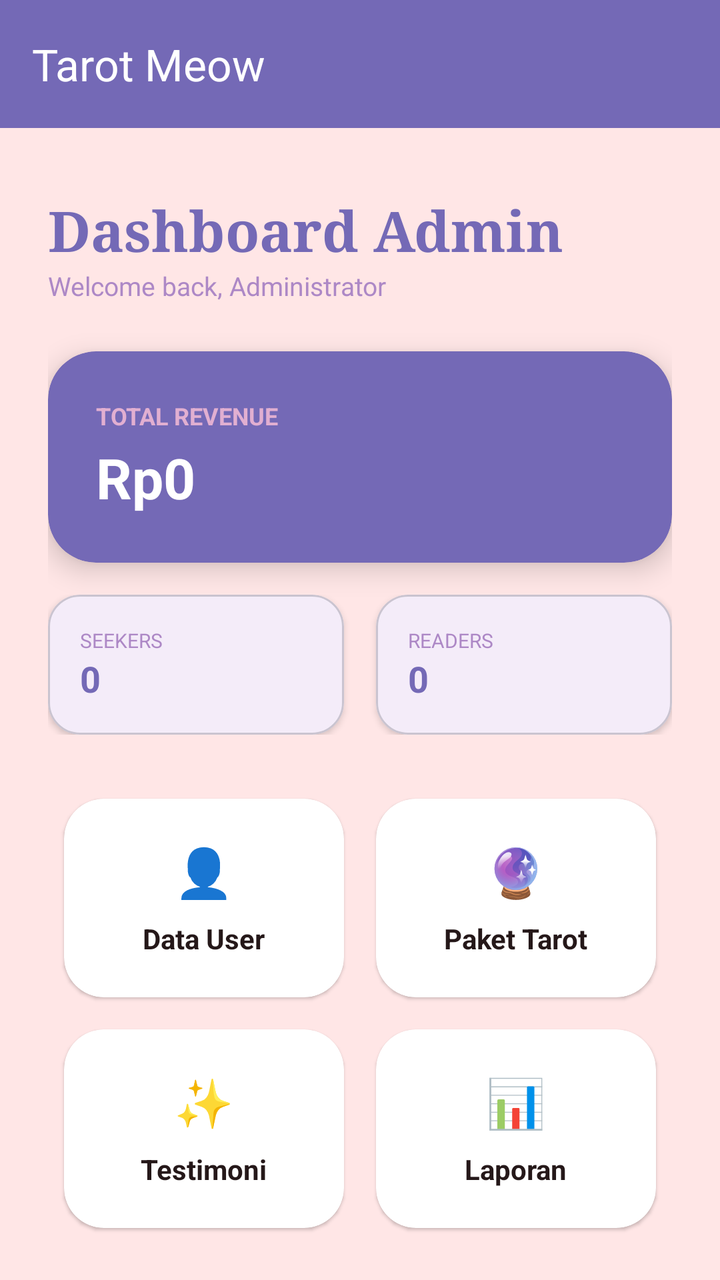
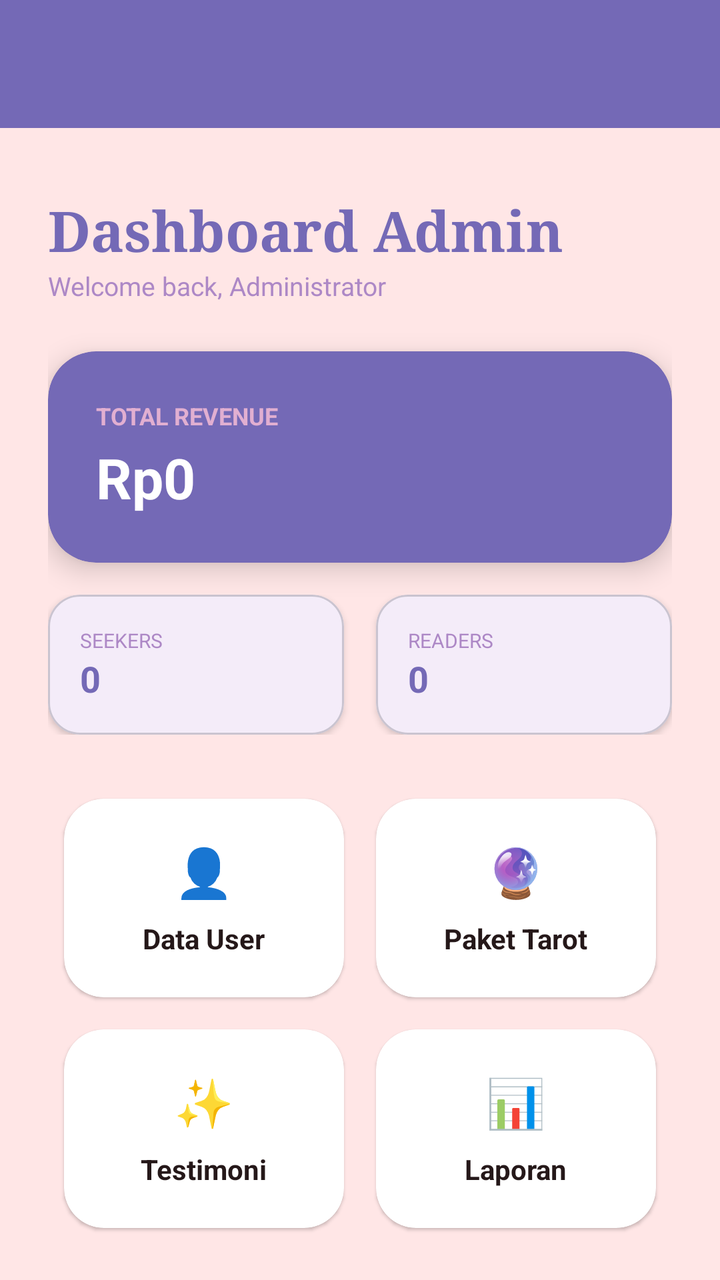

Compare the two renders of this Android layout. The source of the first and the diff that turns it into the second are given below.
<!-- AndroidManifest.xml: application theme Theme.Tarot -->
<!-- res/layout/activity_admin.xml -->
<?xml version="1.0" encoding="utf-8"?>
<LinearLayout xmlns:android="http://schemas.android.com/apk/res/android"
    xmlns:app="http://schemas.android.com/apk/res-auto"
    android:layout_width="match_parent"
    android:layout_height="match_parent"
    android:orientation="vertical"
    android:background="#FFE6E6">

    <androidx.appcompat.widget.Toolbar
        android:id="@+id/toolbarAdmin"
        android:layout_width="match_parent"
        android:layout_height="?attr/actionBarSize"
        android:background="#7469B6"
        android:elevation="4dp"
        app:title="Tarot Meow"
        app:titleTextColor="#FFFFFF"
        app:popupTheme="@style/ThemeOverlay.Material3.Dark" />

    <androidx.core.widget.NestedScrollView
        android:layout_width="match_parent"
        android:layout_height="0dp"
        android:layout_weight="1"
        android:fillViewport="true">

        <LinearLayout
            android:layout_width="match_parent"
            android:layout_height="wrap_content"
            android:orientation="vertical"
            android:padding="24dp">

            <RelativeLayout
                android:layout_width="match_parent"
                android:layout_height="wrap_content"
                android:layout_marginTop="8dp">

                <LinearLayout
                    android:layout_width="wrap_content"
                    android:layout_height="wrap_content"
                    android:orientation="vertical">

                    <TextView
                        android:layout_width="wrap_content"
                        android:layout_height="wrap_content"
                        android:fontFamily="serif"
                        android:text="Dashboard Admin"
                        android:textColor="#7469B6"
                        android:textSize="28sp"
                        android:textStyle="bold" />

                    <TextView
                        android:layout_width="wrap_content"
                        android:layout_height="wrap_content"
                        android:text="Welcome back, Administrator"
                        android:textColor="#AD88C6"
                        android:textSize="13sp" />
                </LinearLayout>
            </RelativeLayout>

            <com.google.android.material.card.MaterialCardView
                android:id="@+id/cardRevenue"
                android:layout_width="match_parent"
                android:layout_height="wrap_content"
                android:layout_marginTop="24dp"
                app:cardBackgroundColor="#7469B6"
                app:cardCornerRadius="24dp"
                app:cardElevation="8dp"
                app:strokeWidth="0dp">
                <LinearLayout
                    android:padding="24dp"
                    android:orientation="vertical"
                    android:layout_width="match_parent"
                    android:layout_height="wrap_content">
                    <TextView
                        android:text="TOTAL REVENUE"
                        android:textSize="12sp"
                        android:textColor="#E1AFD1"
                        android:textStyle="bold"
                        android:layout_width="wrap_content"
                        android:layout_height="wrap_content" />
                    <TextView
                        android:id="@+id/tvTotalRevenue"
                        android:text="Rp0"
                        android:textSize="28sp"
                        android:textColor="#FFFFFF"
                        android:textStyle="bold"
                        android:layout_width="wrap_content"
                        android:layout_height="wrap_content"
                        android:layout_marginTop="4dp" />
                </LinearLayout>
            </com.google.android.material.card.MaterialCardView>

            <LinearLayout
                android:layout_width="match_parent"
                android:layout_height="wrap_content"
                android:layout_marginTop="16dp"
                android:orientation="horizontal"
                android:weightSum="2">

                <com.google.android.material.card.MaterialCardView
                    android:layout_width="0dp"
                    android:layout_height="wrap_content"
                    android:layout_weight="1"
                    android:layout_marginEnd="8dp"
                    app:cardCornerRadius="16dp"
                    app:cardElevation="2dp">
                    <LinearLayout android:padding="16dp" android:orientation="vertical"
                        android:layout_width="match_parent" android:layout_height="wrap_content">
                        <TextView android:text="SEEKERS" android:textSize="10sp"
                            android:textColor="#AD88C6" android:layout_width="wrap_content"
                            android:layout_height="wrap_content"/>
                        <TextView android:id="@+id/tvActiveSeekers" android:text="0"
                            android:textStyle="bold" android:textSize="18sp"
                            android:textColor="#7469B6" android:layout_width="wrap_content"
                            android:layout_height="wrap_content"/>
                    </LinearLayout>
                </com.google.android.material.card.MaterialCardView>

                <com.google.android.material.card.MaterialCardView
                    android:layout_width="0dp"
                    android:layout_height="wrap_content"
                    android:layout_weight="1"
                    android:layout_marginStart="8dp"
                    app:cardCornerRadius="16dp"
                    app:cardElevation="2dp">
                    <LinearLayout android:padding="16dp" android:orientation="vertical"
                        android:layout_width="match_parent" android:layout_height="wrap_content">
                        <TextView android:text="READERS" android:textSize="10sp"
                            android:textColor="#AD88C6" android:layout_width="wrap_content"
                            android:layout_height="wrap_content"/>
                        <TextView android:id="@+id/tvVerifiedReaders" android:text="0"
                            android:textStyle="bold" android:textSize="18sp"
                            android:textColor="#7469B6" android:layout_width="wrap_content"
                            android:layout_height="wrap_content"/>
                    </LinearLayout>
                </com.google.android.material.card.MaterialCardView>
            </LinearLayout>

            <GridLayout
                android:layout_width="match_parent"
                android:layout_height="wrap_content"
                android:layout_marginTop="24dp"
                android:columnCount="2"
                android:alignmentMode="alignMargins"
                android:columnOrderPreserved="false">

                <com.google.android.material.card.MaterialCardView
                    android:id="@+id/btnMenuUser"
                    style="@style/Widget.Material3.CardView.Elevated"
                    android:layout_width="0dp"
                    android:layout_height="wrap_content"
                    android:layout_columnWeight="1"
                    android:layout_margin="8dp"
                    app:cardBackgroundColor="#FFFFFF"
                    app:cardCornerRadius="20dp"
                    android:clickable="true"
                    android:focusable="true"
                    android:foreground="?attr/selectableItemBackground">
                    <LinearLayout android:padding="20dp" android:gravity="center"
                        android:orientation="vertical" android:layout_width="match_parent"
                        android:layout_height="wrap_content">
                        <TextView android:text="👤" android:textSize="24sp"
                            android:layout_width="wrap_content" android:layout_height="wrap_content"/>
                        <TextView android:text="Data User" android:layout_marginTop="8dp"
                            android:textColor="#251819" android:textStyle="bold"
                            android:layout_width="wrap_content" android:layout_height="wrap_content"/>
                    </LinearLayout>
                </com.google.android.material.card.MaterialCardView>

                <com.google.android.material.card.MaterialCardView
                    android:id="@+id/btnMenuPackages"
                    style="@style/Widget.Material3.CardView.Elevated"
                    android:layout_width="0dp"
                    android:layout_height="wrap_content"
                    android:layout_columnWeight="1"
                    android:layout_margin="8dp"
                    app:cardBackgroundColor="#FFFFFF"
                    app:cardCornerRadius="20dp"
                    android:clickable="true"
                    android:focusable="true"
                    android:foreground="?attr/selectableItemBackground">
                    <LinearLayout android:padding="20dp" android:gravity="center"
                        android:orientation="vertical" android:layout_width="match_parent"
                        android:layout_height="wrap_content">
                        <TextView android:text="🔮" android:textSize="24sp"
                            android:layout_width="wrap_content" android:layout_height="wrap_content"/>
                        <TextView android:text="Paket Tarot" android:layout_marginTop="8dp"
                            android:textColor="#251819" android:textStyle="bold"
                            android:layout_width="wrap_content" android:layout_height="wrap_content"/>
                    </LinearLayout>
                </com.google.android.material.card.MaterialCardView>

                <com.google.android.material.card.MaterialCardView
                    android:id="@+id/btnMenuTestimony"
                    style="@style/Widget.Material3.CardView.Elevated"
                    android:layout_width="0dp"
                    android:layout_height="wrap_content"
                    android:layout_columnWeight="1"
                    android:layout_margin="8dp"
                    app:cardBackgroundColor="#FFFFFF"
                    app:cardCornerRadius="20dp"
                    android:clickable="true"
                    android:focusable="true"
                    android:foreground="?attr/selectableItemBackground">
                    <LinearLayout android:padding="20dp" android:gravity="center"
                        android:orientation="vertical" android:layout_width="match_parent"
                        android:layout_height="wrap_content">
                        <TextView android:text="✨" android:textSize="24sp"
                            android:layout_width="wrap_content" android:layout_height="wrap_content"/>
                        <TextView android:text="Testimoni" android:layout_marginTop="8dp"
                            android:textColor="#251819" android:textStyle="bold"
                            android:layout_width="wrap_content" android:layout_height="wrap_content"/>
                    </LinearLayout>
                </com.google.android.material.card.MaterialCardView>

                <com.google.android.material.card.MaterialCardView
                    android:id="@+id/btnMenuReport"
                    style="@style/Widget.Material3.CardView.Elevated"
                    android:layout_width="0dp"
                    android:layout_height="wrap_content"
                    android:layout_columnWeight="1"
                    android:layout_margin="8dp"
                    app:cardBackgroundColor="#FFFFFF"
                    app:cardCornerRadius="20dp"
                    android:clickable="true"
                    android:focusable="true"
                    android:foreground="?attr/selectableItemBackground">
                    <LinearLayout android:padding="20dp" android:gravity="center"
                        android:orientation="vertical" android:layout_width="match_parent"
                        android:layout_height="wrap_content">
                        <TextView android:text="📊" android:textSize="24sp"
                            android:layout_width="wrap_content" android:layout_height="wrap_content"/>
                        <TextView android:text="Laporan" android:layout_marginTop="8dp"
                            android:textColor="#251819" android:textStyle="bold"
                            android:layout_width="wrap_content" android:layout_height="wrap_content"/>
                    </LinearLayout>
                </com.google.android.material.card.MaterialCardView>

            </GridLayout>

            <View android:layout_width="match_parent" android:layout_height="40dp" />

        </LinearLayout>
    </androidx.core.widget.NestedScrollView>

</LinearLayout>
<!-- resources referenced by this layout -->
<resources>
  <style name="Theme.Tarot" parent="Base.Theme.Tarot" />
  <style name="Base.Theme.Tarot" parent="Theme.Material3.DayNight.NoActionBar">
          <item name="colorPrimary">#7469B6</item>
          <item name="colorOnPrimary">#FFFFFF</item>
          <item name="colorPrimaryContainer">#F3E5F5</item>
  
          <item name="android:windowBackground">#FFE6E6</item>
  
          <item name="android:statusBarColor">#FFE6E6</item>
          <item name="android:windowLightStatusBar">true</item>
      </style>
</resources>

<!-- the commit's change to res/layout/activity_admin.xml (unified diff, before → after) -->
@@ -4,17 +4,16 @@
     android:layout_width="match_parent"
     android:layout_height="match_parent"
     android:orientation="vertical"
-    android:background="#FFE6E6">
+    android:background="#FFE6E6"
+    android:fitsSystemWindows="true">
 
     <androidx.appcompat.widget.Toolbar
         android:id="@+id/toolbarAdmin"
         android:layout_width="match_parent"
         android:layout_height="?attr/actionBarSize"
         android:background="#7469B6"
-        android:elevation="4dp"
-        app:title="Tarot Meow"
         app:titleTextColor="#FFFFFF"
-        app:popupTheme="@style/ThemeOverlay.Material3.Dark" />
+        app:popupTheme="@style/ThemeOverlay.Material3.Light" />
 
     <androidx.core.widget.NestedScrollView
         android:layout_width="match_parent"
<!-- resource entries referenced after the edit -->
@@ -8,8 +8,8 @@
   
           <item name="android:windowBackground">#FFE6E6</item>
   
-          <item name="android:statusBarColor">#FFE6E6</item>
-          <item name="android:windowLightStatusBar">true</item>
+          <item name="android:statusBarColor">#7469B6</item>
+          <item name="android:windowLightStatusBar">false</item>
       </style>
 </resources>
 
